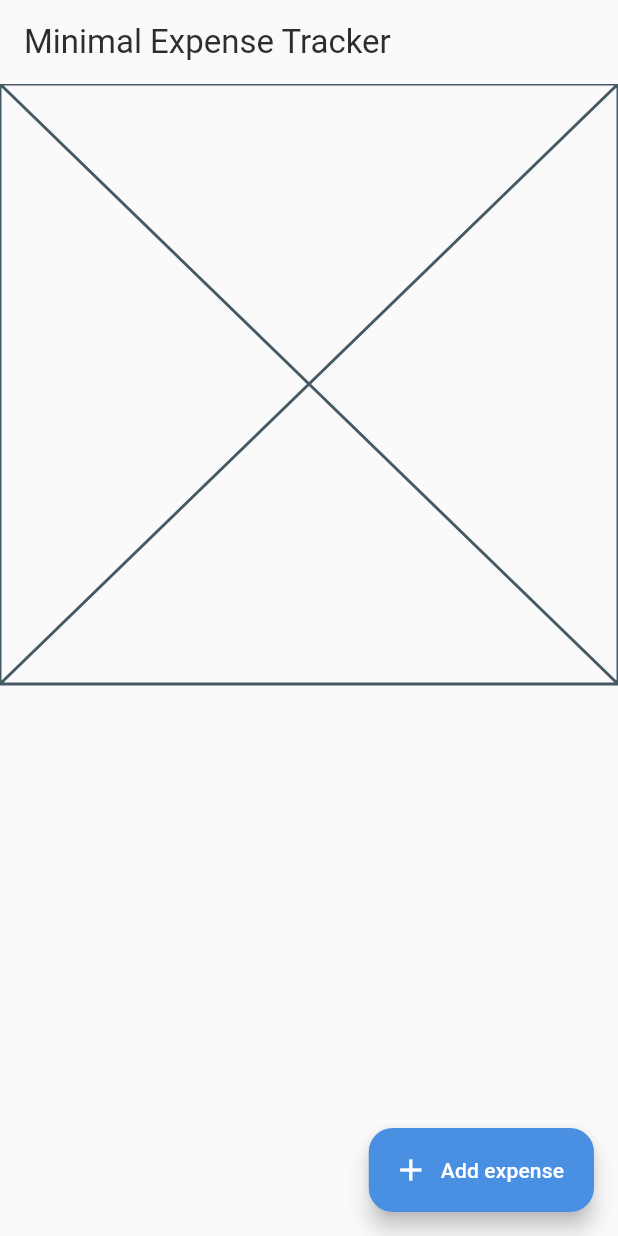
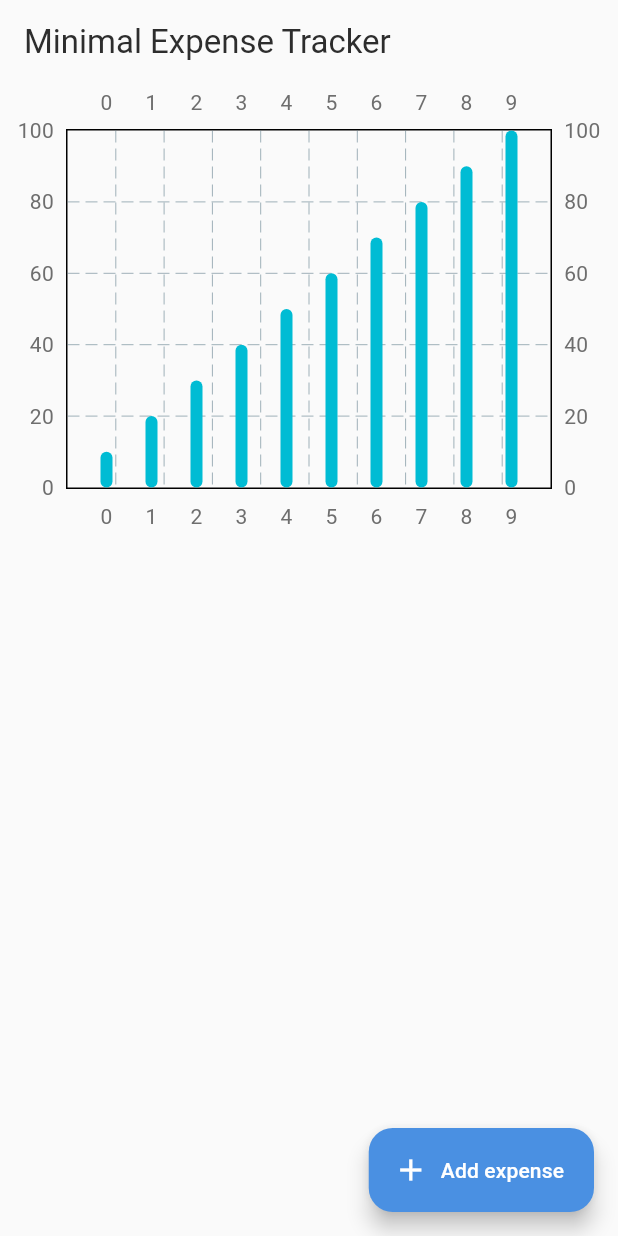
Before and after one commit to marufrobin/Minimal_Expense_Tracker, a Flutter app: the screen it shows after launch, on a phone screen of 412 x 824 dp. Run offline on Flutter 3.47's test engine with Material 3 defaults, Android fonts, the light colour scheme and no system bars; drawn by our look-alikes of fl_chart.

Commit message:
Implement ExpanseChartScreen with BarChart visualization and data model

```diff
--- a/lib/screens/expanse_chart/expanse_chart.screen.dart
+++ b/lib/screens/expanse_chart/expanse_chart.screen.dart
@@ -1,3 +1,4 @@
+import 'package:fl_chart/fl_chart.dart';
 import 'package:flutter/material.dart';
 
 class ExpanseChartScreen extends StatelessWidget {
@@ -5,6 +6,42 @@ class ExpanseChartScreen extends StatelessWidget {
 
   @override
   Widget build(BuildContext context) {
-    return const Placeholder();
+    final theme = Theme.of(context);
+    final height = MediaQuery.of(context).size.height;
+    final width = MediaQuery.of(context).size.width;
+    final List<BarChartDataModel> data = [
+      BarChartDataModel(x: 0, y: 10),
+      BarChartDataModel(x: 1, y: 20),
+      BarChartDataModel(x: 2, y: 30),
+      BarChartDataModel(x: 3, y: 40),
+      BarChartDataModel(x: 4, y: 50),
+      BarChartDataModel(x: 5, y: 60),
+      BarChartDataModel(x: 6, y: 70),
+      BarChartDataModel(x: 7, y: 80),
+      BarChartDataModel(x: 8, y: 90),
+      BarChartDataModel(x: 9, y: 100),
+    ];
+    return SizedBox(
+      height: 300,
+      width: width,
+      child: BarChart(
+        BarChartData(
+          barGroups: List.generate(data.length, (index) {
+            final singleData = data[index];
+            return BarChartGroupData(
+              x: singleData.x ?? 0,
+              barRods: [BarChartRodData(toY: singleData.y ?? 0)],
+            );
+          }),
+        ),
+      ),
+    );
   }
 }
+
+class BarChartDataModel {
+  final int? x;
+  final double? y;
+
+  BarChartDataModel({this.x, this.y});
+}
```
